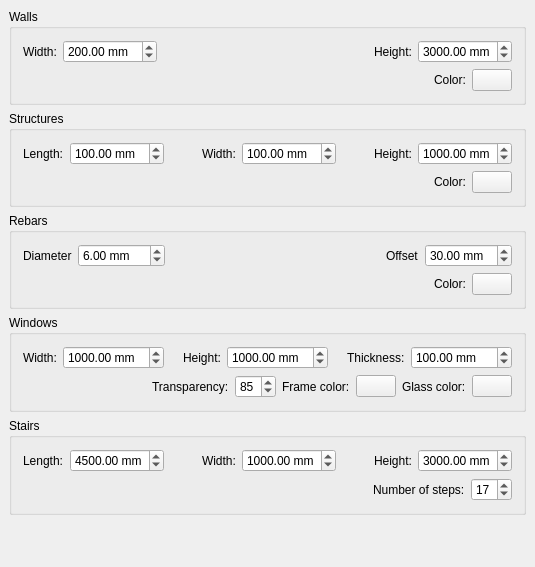
berndhahnebach/All_FreeCAD, file src/Mod/Arch/Resources/ui/archprefs-defaults.ui: the form before one commit.
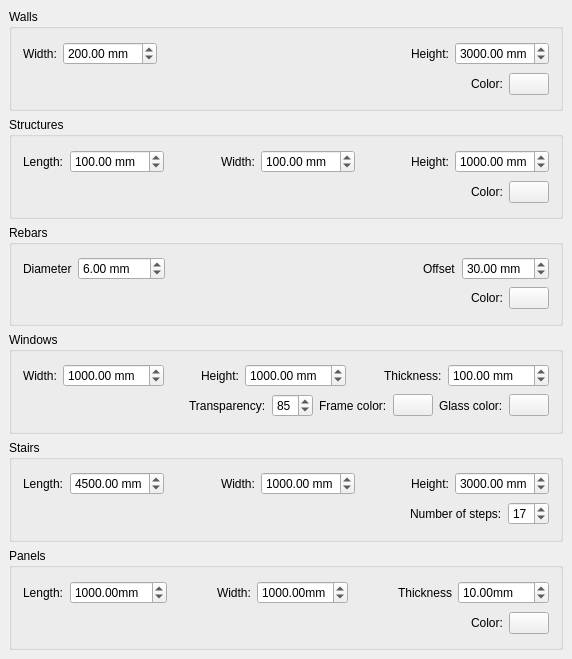
The form after the commit. Custom widgets are drawn as their Qt base class.

Commit message: Arch: Updated preferences page for panels

```diff
--- a/src/Mod/Arch/Resources/ui/archprefs-defaults.ui
+++ b/src/Mod/Arch/Resources/ui/archprefs-defaults.ui
@@ -6,8 +6,8 @@
    <rect>
     <x>0</x>
     <y>0</y>
-    <width>535</width>
-    <height>567</height>
+    <width>572</width>
+    <height>659</height>
    </rect>
   </property>
   <property name="windowTitle">
@@ -791,17 +791,162 @@
     </widget>
    </item>
    <item>
-    <spacer name="verticalSpacer">
-     <property name="orientation">
-      <enum>Qt::Vertical</enum>
+    <widget class="QGroupBox" name="groupBox_6">
+     <property name="title">
+      <string>Panels</string>
      </property>
-     <property name="sizeHint" stdset="0">
-      <size>
-       <width>20</width>
-       <height>40</height>
-      </size>
-     </property>
-    </spacer>
+     <layout class="QVBoxLayout" name="verticalLayout_6">
+      <item>
+       <layout class="QHBoxLayout" name="horizontalLayout_10">
+        <item>
+         <widget class="QLabel" name="label_7">
+          <property name="text">
+           <string>Length:</string>
+          </property>
+         </widget>
+        </item>
+        <item>
+         <widget class="Gui::PrefDoubleSpinBox" name="doubleSpinBox_4">
+          <property name="suffix">
+           <string>mm</string>
+          </property>
+          <property name="maximum">
+           <double>99999.990000000005239</double>
+          </property>
+          <property name="value">
+           <double>1000.000000000000000</double>
+          </property>
+          <property name="prefEntry" stdset="0">
+           <cstring>PanelLength</cstring>
+          </property>
+          <property name="prefPath" stdset="0">
+           <cstring>Mod/Arch</cstring>
+          </property>
+         </widget>
+        </item>
+        <item>
+         <spacer name="horizontalSpacer_14">
+          <property name="orientation">
+           <enum>Qt::Horizontal</enum>
+          </property>
+          <property name="sizeHint" stdset="0">
+           <size>
+            <width>40</width>
+            <height>20</height>
+           </size>
+          </property>
+         </spacer>
+        </item>
+        <item>
+         <widget class="QLabel" name="label_16">
+          <property name="text">
+           <string>Width:</string>
+          </property>
+         </widget>
+        </item>
+        <item>
+         <widget class="Gui::PrefDoubleSpinBox" name="doubleSpinBox_5">
+          <property name="suffix">
+           <string>mm</string>
+          </property>
+          <property name="maximum">
+           <double>9999.989999999999782</double>
+          </property>
+          <property name="value">
+           <double>1000.000000000000000</double>
+          </property>
+          <property name="prefEntry" stdset="0">
+           <cstring>PanelWidth</cstring>
+          </property>
+          <property name="prefPath" stdset="0">
+           <cstring>Mod/Arch</cstring>
+          </property>
+         </widget>
+        </item>
+        <item>
+         <spacer name="horizontalSpacer_15">
+          <property name="orientation">
+           <enum>Qt::Horizontal</enum>
+          </property>
+          <property name="sizeHint" stdset="0">
+           <size>
+            <width>40</width>
+            <height>20</height>
+           </size>
+          </property>
+         </spacer>
+        </item>
+        <item>
+         <widget class="QLabel" name="label_23">
+          <property name="text">
+           <string>Thickness</string>
+          </property>
+         </widget>
+        </item>
+        <item>
+         <widget class="Gui::PrefDoubleSpinBox" name="doubleSpinBox_6">
+          <property name="suffix">
+           <string>mm</string>
+          </property>
+          <property name="maximum">
+           <double>9999.989999999999782</double>
+          </property>
+          <property name="value">
+           <double>10.000000000000000</double>
+          </property>
+          <property name="prefEntry" stdset="0">
+           <cstring>PanelThickness</cstring>
+          </property>
+          <property name="prefPath" stdset="0">
+           <cstring>Mod/Arch</cstring>
+          </property>
+         </widget>
+        </item>
+       </layout>
+      </item>
+      <item>
+       <layout class="QHBoxLayout" name="horizontalLayout_11">
+        <item>
+         <spacer name="horizontalSpacer_16">
+          <property name="orientation">
+           <enum>Qt::Horizontal</enum>
+          </property>
+          <property name="sizeHint" stdset="0">
+           <size>
+            <width>40</width>
+            <height>20</height>
+           </size>
+          </property>
+         </spacer>
+        </item>
+        <item>
+         <widget class="QLabel" name="label_24">
+          <property name="text">
+           <string>Color:</string>
+          </property>
+         </widget>
+        </item>
+        <item>
+         <widget class="Gui::PrefColorButton" name="colorButton">
+          <property name="color">
+           <color>
+            <red>203</red>
+            <green>160</green>
+            <blue>111</blue>
+           </color>
+          </property>
+          <property name="prefEntry" stdset="0">
+           <cstring>PanelColor</cstring>
+          </property>
+          <property name="prefPath" stdset="0">
+           <cstring>Mod/Arch</cstring>
+          </property>
+         </widget>
+        </item>
+       </layout>
+      </item>
+     </layout>
+    </widget>
    </item>
   </layout>
  </widget>
```
The commit also changes 2 other files.
